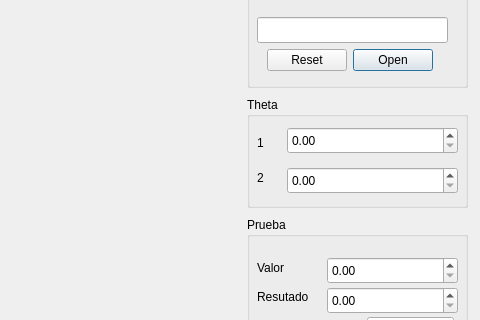
Qt form form.ui (roderiix/Tarea2-IA) before a commit; both pictures show x 403 to 883 and y 173 to 493 of the 883 by 600 pixel window.
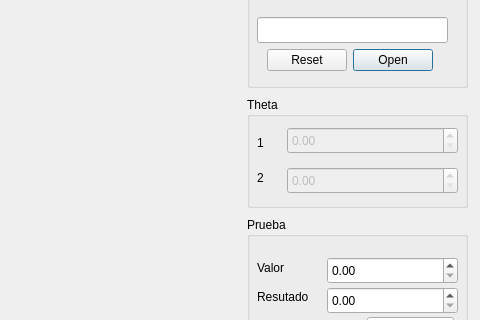
The same form after that commit. Custom widgets are drawn as their Qt base class.

Patch:
```diff
--- a/form.ui
+++ b/form.ui
@@ -267,6 +267,9 @@
     <string>Theta</string>
    </property>
    <widget class="QDoubleSpinBox" name="theta1_input">
+    <property name="enabled">
+     <bool>false</bool>
+    </property>
     <property name="geometry">
      <rect>
       <x>40</x>
@@ -277,6 +280,9 @@
     </property>
    </widget>
    <widget class="QDoubleSpinBox" name="theta2_input">
+    <property name="enabled">
+     <bool>false</bool>
+    </property>
     <property name="geometry">
      <rect>
       <x>40</x>
```
